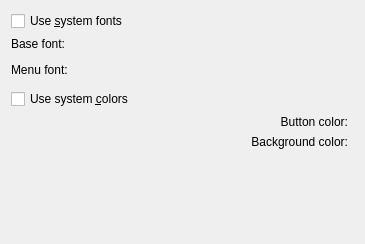
Above: branches/branch-playground/plugins/styles/fontconfigbase.ui from BackupTheBerlios/sim-im-svn before the change. Below: the same form after it.
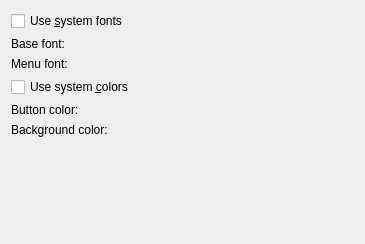
That is the form after the change. Custom widgets are drawn as their Qt base class.

Patch:
```diff
--- a/branches/branch-playground/plugins/styles/fontconfigbase.ui
+++ b/branches/branch-playground/plugins/styles/fontconfigbase.ui
@@ -12,37 +12,110 @@
   <property name="windowTitle" >
    <string>Form1</string>
   </property>
-  <layout class="QGridLayout" >
-   <property name="margin" >
-    <number>11</number>
-   </property>
-   <property name="spacing" >
-    <number>6</number>
-   </property>
-   <item row="0" column="0" colspan="2" >
-    <widget class="QCheckBox" name="chkSystem" >
-     <property name="text" >
+  <layout class="QGridLayout" name="gridLayout_3">
+   <item row="0" column="0">
+    <widget class="QCheckBox" name="chkSystem">
+     <property name="text">
       <string>Use &amp;system fonts</string>
      </property>
     </widget>
    </item>
-   <item row="1" column="0" colspan="2" >
-    <widget class="QLabel" name="TextLabel1" >
-     <property name="text" >
-      <string>Base font:</string>
-     </property>
-     <property name="alignment" >
-      <set>Qt::AlignLeading|Qt::AlignLeft|Qt::AlignVCenter</set>
-     </property>
-     <property name="wordWrap" >
-      <bool>false</bool>
+   <item row="1" column="0">
+    <layout class="QGridLayout" name="gridLayout_2">
+     <item row="0" column="0">
+      <widget class="QLabel" name="TextLabel1">
+       <property name="text">
+        <string>Base font:</string>
+       </property>
+       <property name="alignment">
+        <set>Qt::AlignLeading|Qt::AlignLeft|Qt::AlignVCenter</set>
+       </property>
+       <property name="wordWrap">
+        <bool>false</bool>
+       </property>
+      </widget>
+     </item>
+     <item row="0" column="1">
+      <widget class="FontEdit" name="edtFont" native="true"/>
+     </item>
+     <item row="1" column="0">
+      <widget class="QLabel" name="TextLabel2">
+       <property name="text">
+        <string>Menu font:</string>
+       </property>
+       <property name="wordWrap">
+        <bool>false</bool>
+       </property>
+      </widget>
+     </item>
+     <item row="1" column="1">
+      <widget class="FontEdit" name="edtMenu" native="true"/>
+     </item>
+    </layout>
+   </item>
+   <item row="2" column="0">
+    <widget class="QCheckBox" name="chkColors">
+     <property name="text">
+      <string>Use system &amp;colors</string>
      </property>
     </widget>
    </item>
-   <item row="2" column="0" colspan="2" >
-    <widget class="FontEdit" native="1" name="edtFont" />
+   <item row="3" column="0">
+    <layout class="QGridLayout" name="gridLayout">
+     <item row="0" column="0">
+      <widget class="QLabel" name="TextLabel1_2">
+       <property name="sizePolicy">
+        <sizepolicy hsizetype="Expanding" vsizetype="Minimum">
+         <horstretch>0</horstretch>
+         <verstretch>0</verstretch>
+        </sizepolicy>
+       </property>
+       <property name="text">
+        <string>Button color:</string>
+       </property>
+       <property name="wordWrap">
+        <bool>false</bool>
+       </property>
+      </widget>
+     </item>
+     <item row="0" column="1">
+      <widget class="QColorButton" name="btnBtnColor" native="true"/>
+     </item>
+     <item row="1" column="0">
+      <widget class="QLabel" name="TextLabel2_2">
+       <property name="sizePolicy">
+        <sizepolicy hsizetype="Expanding" vsizetype="Minimum">
+         <horstretch>0</horstretch>
+         <verstretch>0</verstretch>
+        </sizepolicy>
+       </property>
+       <property name="text">
+        <string>Background color:</string>
+       </property>
+       <property name="wordWrap">
+        <bool>false</bool>
+       </property>
+      </widget>
+     </item>
+     <item row="1" column="1">
+      <widget class="QColorButton" name="btnBgColor" native="true"/>
+     </item>
+    </layout>
    </item>
-   <item row="10" column="0" >
+   <item row="3" column="2">
+    <spacer name="horizontalSpacer">
+     <property name="orientation">
+      <enum>Qt::Horizontal</enum>
+     </property>
+     <property name="sizeHint" stdset="0">
+      <size>
+       <width>154</width>
+       <height>20</height>
+      </size>
+     </property>
+    </spacer>
+   </item>
+   <item row="4" column="1">
     <spacer>
      <property name="orientation" >
       <enum>Qt::Vertical</enum>
@@ -58,74 +131,6 @@
      </property>
     </spacer>
    </item>
-   <item row="9" column="0" >
-    <widget class="QLabel" name="TextLabel2_2" >
-     <property name="sizePolicy" >
-      <sizepolicy>
-       <hsizetype>7</hsizetype>
-       <vsizetype>1</vsizetype>
-       <horstretch>0</horstretch>
-       <verstretch>0</verstretch>
-      </sizepolicy>
-     </property>
-     <property name="text" >
-      <string>Background color:</string>
-     </property>
-     <property name="alignment" >
-      <set>Qt::AlignRight|Qt::AlignTrailing|Qt::AlignVCenter</set>
-     </property>
-     <property name="wordWrap" >
-      <bool>false</bool>
-     </property>
-    </widget>
-   </item>
-   <item row="9" column="1" >
-    <widget class="QColorButton" native="1" name="btnBgColor" />
-   </item>
-   <item row="8" column="1" >
-    <widget class="QColorButton" native="1" name="btnBtnColor" />
-   </item>
-   <item row="8" column="0" >
-    <widget class="QLabel" name="TextLabel1_2" >
-     <property name="sizePolicy" >
-      <sizepolicy>
-       <hsizetype>7</hsizetype>
-       <vsizetype>1</vsizetype>
-       <horstretch>0</horstretch>
-       <verstretch>0</verstretch>
-      </sizepolicy>
-     </property>
-     <property name="text" >
-      <string>Button color:</string>
-     </property>
-     <property name="alignment" >
-      <set>Qt::AlignRight|Qt::AlignTrailing|Qt::AlignVCenter</set>
-     </property>
-     <property name="wordWrap" >
-      <bool>false</bool>
-     </property>
-    </widget>
-   </item>
-   <item row="7" column="0" colspan="2" >
-    <widget class="QCheckBox" name="chkColors" >
-     <property name="text" >
-      <string>Use system &amp;colors</string>
-     </property>
-    </widget>
-   </item>
-   <item row="3" column="0" colspan="2" >
-    <widget class="QLabel" name="TextLabel2" >
-     <property name="text" >
-      <string>Menu font:</string>
-     </property>
-     <property name="wordWrap" >
-      <bool>false</bool>
-     </property>
-    </widget>
-   </item>
-   <item row="4" column="0" colspan="2" >
-    <widget class="FontEdit" native="1" name="edtMenu" />
-   </item>
   </layout>
  </widget>
  <customwidgets>
```
Left out of the diff: 15 changed lines with no effect on the pictures.
